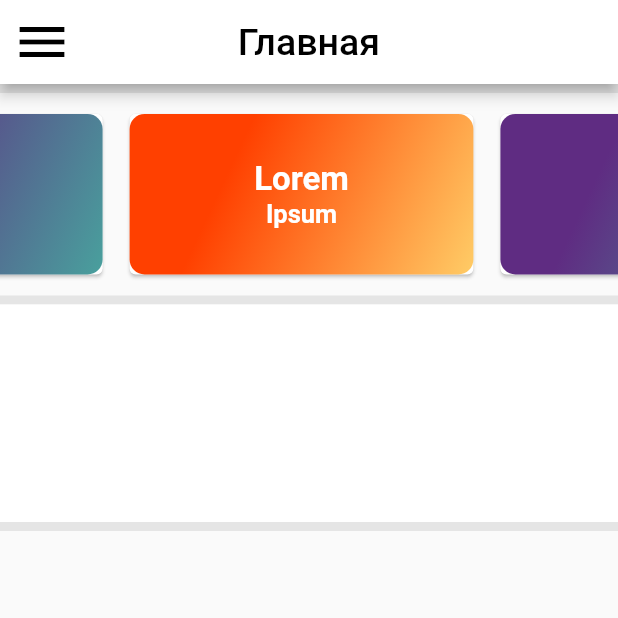
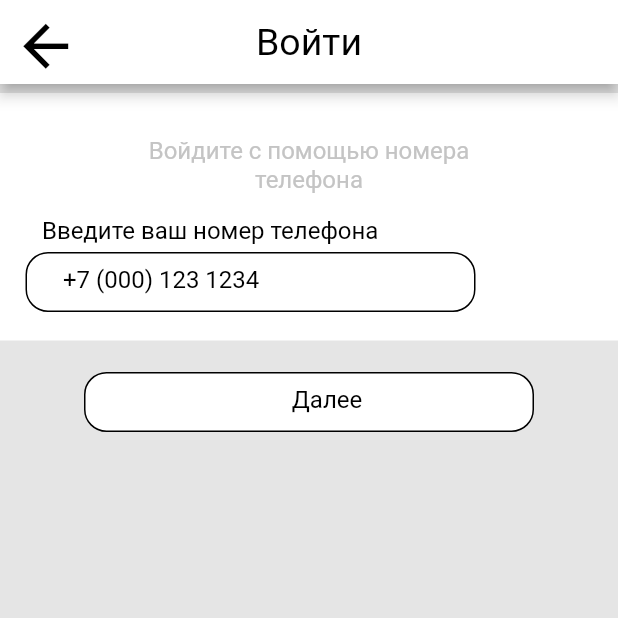
Before and after one commit to nonik1017/taxi, a Flutter app: the screen it shows after launch, on a phone screen of 412 x 824 dp, the top half of it. Run offline on Flutter 3.47's test engine with Material 2 defaults, Android fonts, the phone set to English and light mode, and no system bars; drawn by our look-alikes of carousel_slider.

Commit message:
authorization first step page

```diff
--- /dev/null
+++ b/taxi/lib/authorization.dart
@@ -0,0 +1,144 @@
+import 'package:flutter/cupertino.dart';
+import 'package:flutter/material.dart';
+import 'package:flutter/painting.dart';
+
+class AuthorizationApp extends StatefulWidget {
+  @override
+  _AuthorizationState createState() => _AuthorizationState();
+}
+
+class _AuthorizationState extends State<AuthorizationApp> {
+
+  @override
+  Widget build(BuildContext context) {
+    return MaterialApp(
+      debugShowCheckedModeBanner: false,
+      theme: ThemeData(scaffoldBackgroundColor: const Color.fromRGBO(229, 229, 229, 1)),
+      home: Scaffold(
+        appBar: AppBar(
+          title: const Text(
+            'Войти',
+            style: TextStyle(
+                color: Colors.black,
+                fontSize: 25,
+                fontFamily: 'Roboto',
+                fontWeight: FontWeight.w400,
+              ),
+            ),
+          centerTitle: true,
+          backgroundColor: Colors.white,
+          leading: IconButton(
+            icon: const Icon(
+              Icons.arrow_back,
+              color: Colors.black,
+              size: 45,
+            ),
+            onPressed: () => Navigator.of(context).pop(),
+          ),
+          iconTheme: const IconThemeData(
+            color: Colors.black,
+            size: 40
+          ),
+        ),
+        body: Column(
+          children: <Widget>[
+            Container(
+              height: 165,
+              margin: EdgeInsets.only(top: 6),
+              color: Colors.white,
+              child: Column(
+                crossAxisAlignment: CrossAxisAlignment.center,
+                mainAxisAlignment: MainAxisAlignment.center,
+                children: [
+                  Container(
+                    child: const Center(
+                      child: Text(
+                        'Войдите с помощью номера телефона',
+                        style: TextStyle(
+                          fontSize: 16,
+                          fontFamily: 'Roboto',
+                          color: Color.fromRGBO(196, 196, 196, 1),
+                          fontWeight: FontWeight.w400,
+                        ),
+                        textAlign: TextAlign.center,
+                      ),
+                    ),
+                    padding: const EdgeInsets.only(top: 10),
+                    margin: const EdgeInsets.only(bottom: 15),
+                    width: 250,
+                    // color: Colors.green
+                  ),
+                  Container(
+                    padding: const EdgeInsets.only(left: 17),
+                    child: Row(
+                      children: [
+                        Wrap(
+                          direction: Axis.vertical,
+                          spacing: 5,
+                          children: [
+                            Container(
+                                padding: const EdgeInsets.only(left: 11),
+                                child: const Text(
+                                    'Введите ваш номер телефона',
+                                    style: TextStyle(
+                                      fontSize: 16,
+                                      fontFamily: 'Roboto',
+                                      color: Color.fromRGBO(0, 0, 0, 1),
+                                      fontWeight: FontWeight.w400,
+                                    ),
+                                    textAlign: TextAlign.left,
+                                  ),
+                              ),
+                            Container(
+                                  width: 300,
+                                  height: 40,
+                                  decoration: BoxDecoration(
+                                    borderRadius: BorderRadius.circular(15),
+                                    border: Border.all(width: 1.0, color: Color.fromRGBO(0, 0, 0, 1)),
+                                  ),
+                                  padding: const EdgeInsets.only(top: 8, left: 24),
+                                  child: const Text(
+                                    '+7 (000) 123 1234',
+                                    style: TextStyle(
+                                      fontSize: 16,
+                                      fontFamily: 'Roboto',
+                                      color: Color.fromRGBO(0, 0, 0, 1),
+                                      fontWeight: FontWeight.w400,
+                                    ),
+                                  ),
+                            ),
+                          ],
+                        )
+                      ],
+                    ),
+                  ),
+                ],
+              ),
+            ),
+            Container(
+              width: 300,
+              margin: EdgeInsets.only(top: 21),
+              height: 40,
+              decoration: BoxDecoration(
+                borderRadius: BorderRadius.circular(15),
+                border: Border.all(width: 1.0, color: Color.fromRGBO(0, 0, 0, 1)),
+              color: Colors.white,
+              ),
+              padding: const EdgeInsets.only(top: 8, left: 24),
+              child: const Text(
+                'Далее',
+                textAlign: TextAlign.center,
+                style: TextStyle(
+                  fontSize: 16,
+                  fontFamily: 'Roboto',
+                  color: Color.fromRGBO(0, 0, 0, 1),
+                  fontWeight: FontWeight.w400,
+                ),
+              ),
+            ),
+          ],
+        ),
+      ),
+    );
+  }
+}
--- a/taxi/lib/main.dart
+++ b/taxi/lib/main.dart
@@ -1,6 +1,8 @@
 import 'package:flutter/material.dart';
-import 'my_app.dart';
+// import 'my_app.dart';
+import 'authorization.dart';
 
 void main() {
-  runApp(MyApp());
+  // runApp(MyApp());
+  runApp(AuthorizationApp());
 }
--- a/taxi/lib/main_slider.dart
+++ b/taxi/lib/main_slider.dart
@@ -203,7 +203,7 @@ class Item3 extends StatelessWidget {
         mainAxisAlignment: MainAxisAlignment.center,
         children: <Widget>[
           Image.asset(
-            'assets/flutter_dev.png',
+            'assets/images/flutter_dev.png',
             height: 90.0,
             fit: BoxFit.cover,
           )
```
Also changed, not shown: taxi/lib/my_app.dart (+0 -165 lines), taxi/pubspec.yaml (+10 -13 lines), taxi/assets/fonts/Roboto-Black.ttf (added), taxi/assets/fonts/Roboto-Regular.ttf (added), taxi/assets/images/flutter_dev.png (renamed from taxi/assets/flutter_dev.png), taxi/pubspec.lock.
